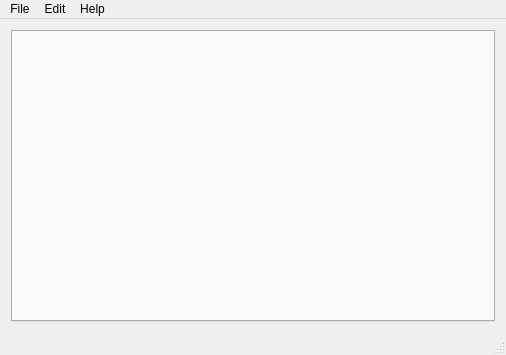
Qt form qdevicemonitor/ui/MainWindow.ui (alopatindev/qdevicemonitor) before a commit.
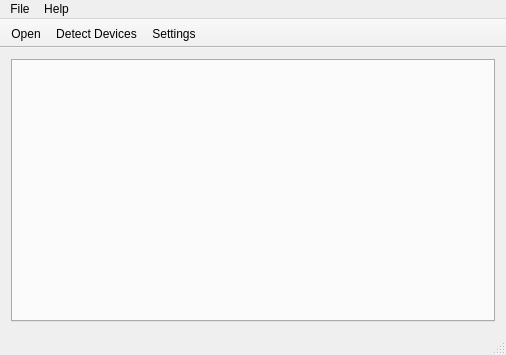
The same form after that commit. Icons and pictures are not drawn.

Commit message: UI: moved some menu items to toolbar

Diff of the .ui file:
```diff
--- a/qdevicemonitor/ui/MainWindow.ui
+++ b/qdevicemonitor/ui/MainWindow.ui
@@ -41,12 +41,6 @@
      <height>19</height>
     </rect>
    </property>
-   <widget class="QMenu" name="menuEdit">
-    <property name="title">
-     <string>Edit</string>
-    </property>
-    <addaction name="actionSettings"/>
-   </widget>
    <widget class="QMenu" name="menuHelp">
     <property name="title">
      <string>Help</string>
@@ -63,9 +57,25 @@
     <addaction name="actionQuit"/>
    </widget>
    <addaction name="menuFile"/>
-   <addaction name="menuEdit"/>
    <addaction name="menuHelp"/>
   </widget>
+  <widget class="QToolBar" name="toolBar">
+   <property name="windowTitle">
+    <string>toolBar</string>
+   </property>
+   <property name="movable">
+    <bool>false</bool>
+   </property>
+   <attribute name="toolBarArea">
+    <enum>TopToolBarArea</enum>
+   </attribute>
+   <attribute name="toolBarBreak">
+    <bool>false</bool>
+   </attribute>
+   <addaction name="actionOpen"/>
+   <addaction name="actionDetectDevices"/>
+   <addaction name="actionSettings"/>
+  </widget>
   <action name="actionSettings">
    <property name="text">
     <string>Settings</string>
```
Left out of the diff: 14 changed lines with no effect on the pictures. The commit also changes 5 other files.
